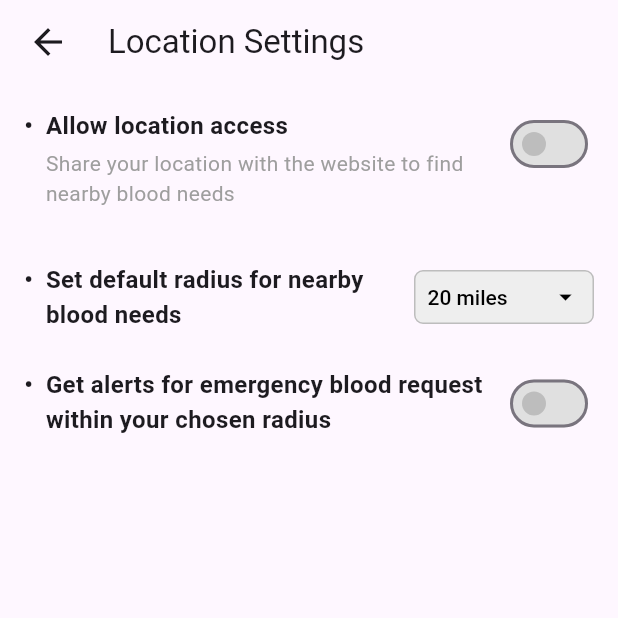
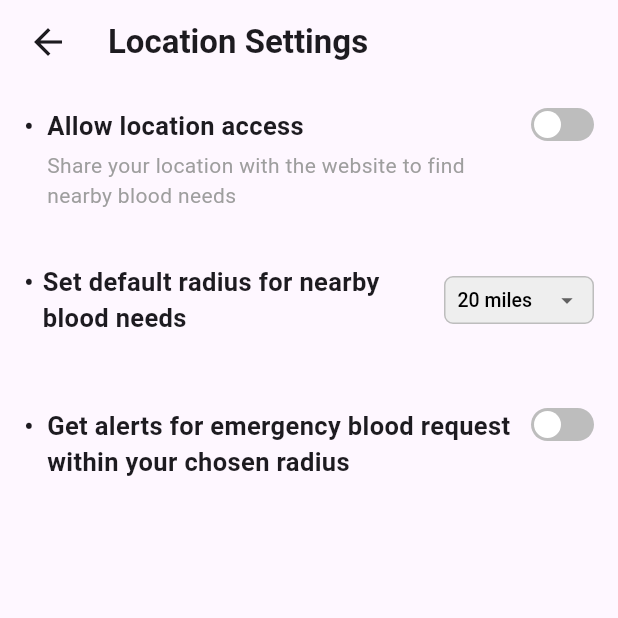
Before and after one commit to ZionStarPvt/helpalife-mobile, a Flutter app: the ProfilePage screen opened directly, after a tap on "Location settings", on a phone screen of 412 x 824 dp, the top half of it. Run offline on Flutter 3.47's test engine with Material 3 defaults, Android fonts, the phone set to English and light mode, and no system bars; drawn by our look-alikes of flutter_switch; our stand-ins replace flutter_otp_text_field, get, intl_phone_field, loading_animation_widget.

Commit message:
profile page icons outlined and ui elements aligned

```diff
--- a/lib/profile_screen/location_settings_page.dart
+++ b/lib/profile_screen/location_settings_page.dart
@@ -1,5 +1,5 @@
 import 'package:flutter/material.dart';
-
+import 'package:flutter_switch/flutter_switch.dart';
 class LocationSettingsPage extends StatefulWidget {
   @override
   _LocationSettingsPageState createState() => _LocationSettingsPageState();
@@ -14,7 +14,8 @@ class _LocationSettingsPageState extends State<LocationSettingsPage> {
   Widget build(BuildContext context) {
     return Scaffold(
       appBar: AppBar(
-        title: Text('Location Settings'),
+        title: Text('Location Settings',
+          style: TextStyle(fontWeight: FontWeight.bold),),
         leading: Padding(
           padding: EdgeInsets.only(left: 8.0),
           child: IconButton(
@@ -49,7 +50,7 @@ class _LocationSettingsPageState extends State<LocationSettingsPage> {
                 });
               },
             ),
-            SizedBox(height: 16),
+            SizedBox(height: 40),
             _buildSwitchTile(
               "Get alerts for emergency blood request\nwithin your chosen radius",
               "",
@@ -72,7 +73,8 @@ class _LocationSettingsPageState extends State<LocationSettingsPage> {
     bool value,
     Function(bool) onChanged,
   ) {
-    return Column(
+    return SingleChildScrollView(
+      child: Column(
         crossAxisAlignment: CrossAxisAlignment.start,
         children: [
           Row(
@@ -80,7 +82,7 @@ class _LocationSettingsPageState extends State<LocationSettingsPage> {
             children: [
               Text(
                 "•  ",
-              style: TextStyle(fontSize: 16, fontWeight: FontWeight.w600),
+                style: TextStyle(fontSize: 17, fontWeight: FontWeight.w600),
               ),
               Expanded(
                 child: Column(
@@ -93,7 +95,7 @@ class _LocationSettingsPageState extends State<LocationSettingsPage> {
                           child: Text(
                             title,
                             style: TextStyle(
-                            fontSize: 16,
+                              fontSize: 17,
                               fontWeight: FontWeight.w600,
                             ),
                           ),
@@ -111,18 +113,23 @@ class _LocationSettingsPageState extends State<LocationSettingsPage> {
                   ],
                 ),
               ),
-            Switch(
+              FlutterSwitch(
+                width: 42.0,
+                height: 22.0,
+                toggleSize: 18.0,
                 value: value,
-              onChanged: onChanged,
+                borderRadius: 20.0,
                 activeColor: Colors.black,
-              activeTrackColor: Colors.grey.shade700,
-              inactiveThumbColor: Colors.grey.shade400,
-              inactiveTrackColor: Colors.grey.shade300,
+                inactiveColor: Colors.grey.shade400,
+                toggleColor: Colors.white,
+                padding: 2.0,
+                onToggle: onChanged,
               ),
             ],
           ),
           SizedBox(height: 12),
         ],
+      ),
     );
   }
 
@@ -142,13 +149,14 @@ class _LocationSettingsPageState extends State<LocationSettingsPage> {
               crossAxisAlignment: CrossAxisAlignment.start,
               children: [
                 Text(
-                  "•  ",
-                  style: TextStyle(fontSize: 16, fontWeight: FontWeight.w600),
+                  "•",
+                  style: TextStyle(fontSize: 17, fontWeight: FontWeight.bold),
                 ),
+                SizedBox(width: 6),
                 Expanded(
                   child: Text(
                     title,
-                    style: TextStyle(fontSize: 16, fontWeight: FontWeight.w600),
+                    style: TextStyle(fontSize: 17, fontWeight: FontWeight.w600),
                   ),
                 ),
               ],
@@ -156,8 +164,8 @@ class _LocationSettingsPageState extends State<LocationSettingsPage> {
           ),
           SizedBox(width: 10),
           Container(
-            width: 120,
-            height: 36,
+            height: 32,
+            width: 100,
             padding: EdgeInsets.symmetric(horizontal: 8),
             decoration: BoxDecoration(
               color: Colors.grey.shade200,
@@ -168,26 +176,13 @@ class _LocationSettingsPageState extends State<LocationSettingsPage> {
               child: DropdownButton<String>(
                 value: selectedValue,
                 isExpanded: true,
-                icon: Icon(
-                  Icons.arrow_drop_down,
-                  color: Colors.black,
-                  size: 20,
-                ),
-                style: TextStyle(
-                  fontSize: 14,
-                  fontWeight: FontWeight.w500,
-                  color: Colors.black,
-                ),
+                icon: Icon(Icons.arrow_drop_down, size: 18),
+                style: TextStyle(fontSize: 13, fontWeight: FontWeight.w500,color: Colors.black),
                 dropdownColor: Colors.white,
-                items:
-                    options
-                        .map(
-                          (option) => DropdownMenuItem(
+                items: options.map((option) => DropdownMenuItem(
                   value: option,
-                            child: Text(option, style: TextStyle(fontSize: 14)),
-                          ),
-                        )
-                        .toList(),
+                  child: Text(option, style: TextStyle(fontSize: 13)),
+                )).toList(),
                 onChanged: onChanged,
               ),
             ),
--- a/lib/profile_screen/profile_page.dart
+++ b/lib/profile_screen/profile_page.dart
@@ -23,21 +23,27 @@ class _ProfilePageState extends State<ProfilePage> {
   @override
   Widget build(BuildContext context) {
     return Scaffold(
-      appBar: AppBar(title: Text('Profile'), centerTitle: true),
-      body: ListView(
+      appBar: AppBar(
+        title: const Text('Profile'),
+        centerTitle: true,
+        automaticallyImplyLeading: false,
+      ),
+      body: Padding(
+        padding: const EdgeInsets.symmetric(horizontal: 16.0),
+        child: ListView(
           padding: EdgeInsets.all(16.0),
           children: [
             _buildProfileHeader(),
             SizedBox(height: 20),
             _buildSectionTitle('Settings'),
             _buildListTile(
-            Icons.location_on,
+              Icons.location_on_outlined,
               'Location settings',
               () => _navigateTo(LocationSettingsPage()),
             ),
             Divider(), // Horizontal line
             _buildListTile(
-            Icons.notifications,
+              Icons.notifications_outlined,
               'Notification Settings',
               () => _navigateTo(NotificationSettingsPage()),
             ),
@@ -51,7 +57,7 @@ class _ProfilePageState extends State<ProfilePage> {
             ),
             Divider(),
             _buildListTile(
-            Icons.feedback,
+              Icons.edit_outlined,
               'Give us feedback',
               () => _navigateTo(GiveUsFeedbackPage()),
             ),
@@ -59,18 +65,18 @@ class _ProfilePageState extends State<ProfilePage> {
             SizedBox(height: 20),
             _buildSectionTitle('Legal'),
             _buildListTile(
-            Icons.description,
+              Icons.menu_book_outlined,
               'Terms of Service',
               () => _navigateTo(TermsOfServicePage()),
             ),
             Divider(),
             _buildListTile(
-            Icons.privacy_tip,
+              Icons.menu_book_outlined,
               'Privacy Policy',
               () => _navigateTo(PrivacyPolicyPage()),
             ),
             Divider(),
-          SizedBox(height: 30),
+            SizedBox(height: 12),
             Align(
               alignment: Alignment.centerLeft,
               child: Column(
@@ -94,12 +100,12 @@ class _ProfilePageState extends State<ProfilePage> {
                       ),
                     ),
                   ),
-                SizedBox(height: 4),
-                Container(width: 50, height: 1.5, color: Colors.black),
+                  Container(width: 55, height: 1.5, color: Colors.black),
                 ],
               ),
             ),
           ],
+        ),
       ),
     );
   }
@@ -143,16 +149,17 @@ class _ProfilePageState extends State<ProfilePage> {
       padding: const EdgeInsets.symmetric(vertical: 8.0),
       child: Text(
         title,
-        style: TextStyle(fontSize: 16, fontWeight: FontWeight.bold),
+        style: TextStyle(fontSize: 20, fontWeight: FontWeight.bold),
       ),
     );
   }
 
   Widget _buildListTile(IconData icon, String title, VoidCallback onTap) {
     return ListTile(
-      leading: Icon(icon, color: Colors.black54),
+      contentPadding: EdgeInsets.zero, // Remove extra horizontal padding
+      leading: Icon(icon, color: Colors.black),
       title: Text(title),
-      trailing: Icon(Icons.arrow_forward_ios, size: 16, color: Colors.black54),
+      trailing: Icon(Icons.arrow_forward_ios, size: 16, color: Colors.black),
       onTap: onTap,
     );
   }
--- a/pubspec.yaml
+++ b/pubspec.yaml
@@ -15,6 +15,7 @@ dependencies:
   flutter_otp_text_field: ^1.5.1+1
   loading_animation_widget: ^1.3.0
   get: ^4.7.2
+  flutter_switch: ^0.3.2
 
 dev_dependencies:
   flutter_test:
```
Also changed, not shown: lib/profile_screen/notification_settings_page.dart (+33 -27 lines). Lines whose indentation alone changed are shown as unchanged.
